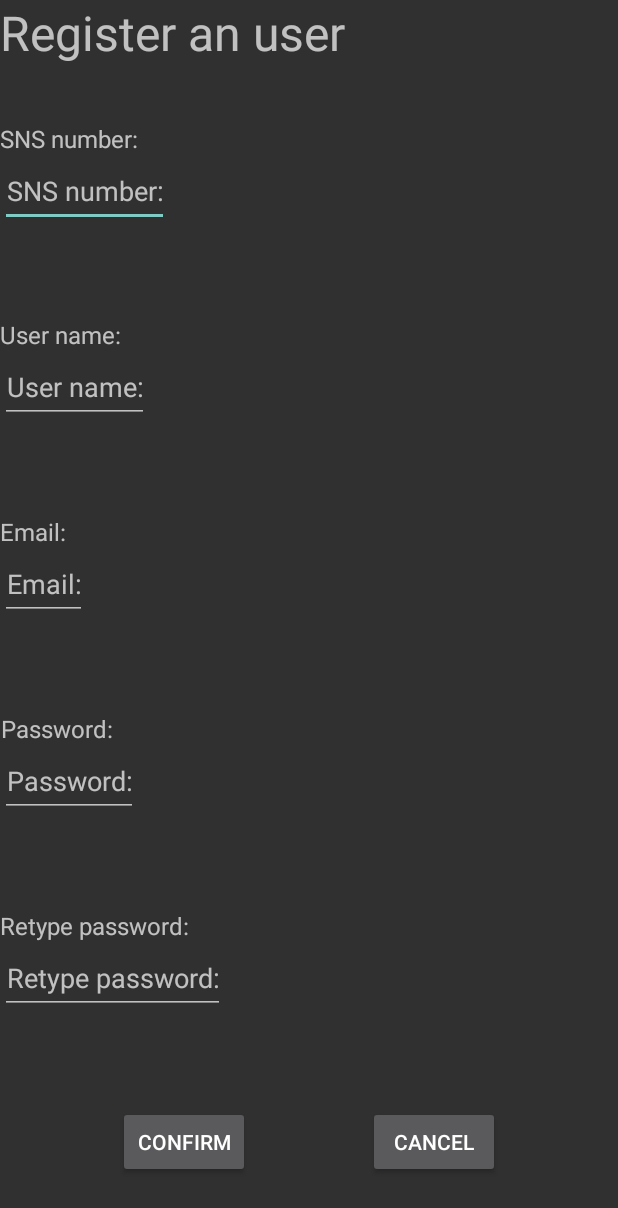
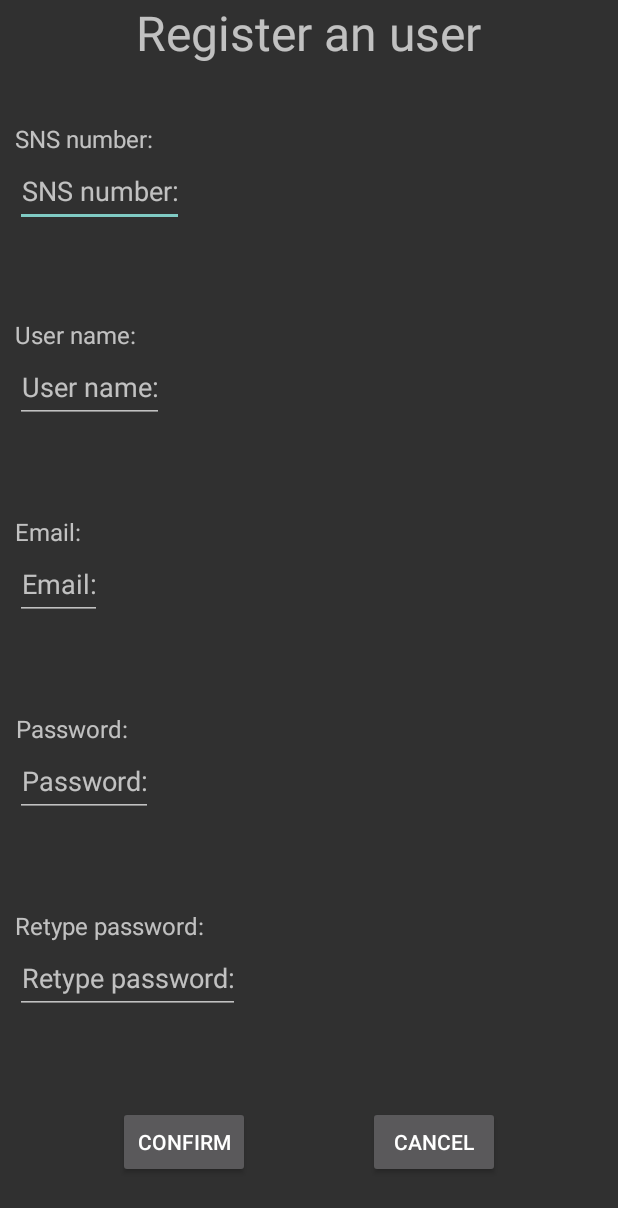
Before and after one commit to angelomorgado/AiSenhorDoutorMobileApp, an Android app: the layout register_user.xml on its own in the app's theme, with its tools: preview values and no code run, on a phone screen of 412 x 824 dp. Shown: the top 1208 px of the screen. Run offline under Robolectric (Android 15) with nearby library versions, the phone set to English and light mode, and no system bars.

Commit message:
Made the register system

```diff
--- a/app/src/main/res/layout/register_user.xml
+++ b/app/src/main/res/layout/register_user.xml
@@ -9,12 +9,13 @@
     <LinearLayout
         android:layout_width="match_parent"
         android:layout_height="match_parent"
+        android:fillViewport="true"
         android:gravity="center"
         android:orientation="vertical"
+        android:weightSum="100"
         app:layout_constraintBottom_toBottomOf="parent"
         app:layout_constraintEnd_toEndOf="parent"
         app:layout_constraintStart_toStartOf="parent"
-        android:fillViewport="true"
         app:layout_constraintTop_toTopOf="parent">
 
         <LinearLayout
@@ -27,6 +28,7 @@
                 android:id="@+id/registerUserTitle"
                 android:layout_width="wrap_content"
                 android:layout_height="wrap_content"
+                android:layout_gravity="center"
                 android:text="@string/register_title_en"
                 android:textAlignment="center"
                 android:textSize="32sp" />
@@ -42,6 +44,7 @@
                 android:id="@+id/snsText"
                 android:layout_width="wrap_content"
                 android:layout_height="wrap_content"
+                android:layout_marginStart="10dp"
                 android:text="@string/register_snsText_en"
                 android:textAlignment="center"
                 android:textSize="16sp" />
@@ -50,6 +53,7 @@
                 android:id="@+id/snsEdit"
                 android:layout_width="wrap_content"
                 android:layout_height="wrap_content"
+                android:layout_marginStart="10dp"
                 android:autofillHints="text"
                 android:hint="@string/register_snsText_en"
                 android:inputType="text"
@@ -66,6 +70,7 @@
                 android:id="@+id/nameText"
                 android:layout_width="wrap_content"
                 android:layout_height="wrap_content"
+                android:layout_marginStart="10dp"
                 android:text="@string/register_nameText_en"
                 android:textAlignment="center"
                 android:textSize="16sp" />
@@ -74,6 +79,7 @@
                 android:id="@+id/nameEdit"
                 android:layout_width="wrap_content"
                 android:layout_height="wrap_content"
+                android:layout_marginStart="10dp"
                 android:autofillHints="text"
                 android:hint="@string/register_nameText_en"
                 android:inputType="text"
@@ -90,6 +96,7 @@
                 android:id="@+id/emailText"
                 android:layout_width="wrap_content"
                 android:layout_height="wrap_content"
+                android:layout_marginStart="10dp"
                 android:text="@string/register_emailText"
                 android:textAlignment="center"
                 android:textSize="16sp" />
@@ -98,6 +105,7 @@
                 android:id="@+id/emailEdit"
                 android:layout_width="wrap_content"
                 android:layout_height="wrap_content"
+                android:layout_marginStart="10dp"
                 android:autofillHints="text"
                 android:hint="@string/register_emailText"
                 android:inputType="textEmailAddress"
@@ -114,6 +122,7 @@
                 android:id="@+id/passwordText"
                 android:layout_width="wrap_content"
                 android:layout_height="wrap_content"
+                android:layout_marginStart="10dp"
                 android:text="@string/register_passwordText"
                 android:textAlignment="center"
                 android:textSize="16sp" />
@@ -122,6 +131,7 @@
                 android:id="@+id/passwordEdit"
                 android:layout_width="wrap_content"
                 android:layout_height="wrap_content"
+                android:layout_marginStart="10dp"
                 android:autofillHints="text"
                 android:hint="@string/register_passwordText"
                 android:inputType="textPassword"
@@ -138,6 +148,7 @@
                 android:id="@+id/retypePasswordText"
                 android:layout_width="wrap_content"
                 android:layout_height="wrap_content"
+                android:layout_marginStart="10dp"
                 android:text="@string/register_rePasswordText_en"
                 android:textAlignment="center"
                 android:textSize="16sp" />
@@ -146,6 +157,7 @@
                 android:id="@+id/retypePasswordEdit"
                 android:layout_width="wrap_content"
                 android:layout_height="wrap_content"
+                android:layout_marginStart="10dp"
                 android:autofillHints="text"
                 android:hint="@string/register_rePasswordText_en"
                 android:inputType="textPassword"
@@ -174,6 +186,7 @@
             <Button
                 android:id="@+id/confirm"
                 android:layout_width="wrap_content"
+                android:onClick="confirmAction"
                 android:layout_height="wrap_content"
 
                 android:text="@string/register_confirm_en" />
@@ -187,6 +200,7 @@
                 android:id="@+id/cancel"
                 android:layout_width="wrap_content"
                 android:layout_height="wrap_content"
+                android:onClick="goBack"
                 android:text="@string/register_cancel_en" />
 
             <Space
```
Also changed, not shown: app/src/main/java/pt/ubi/di/pmd/a43855_t5/Client.java (+25 -0 lines), app/src/main/java/pt/ubi/di/pmd/a43855_t5/RegisterUser.java (+98 -0 lines).
